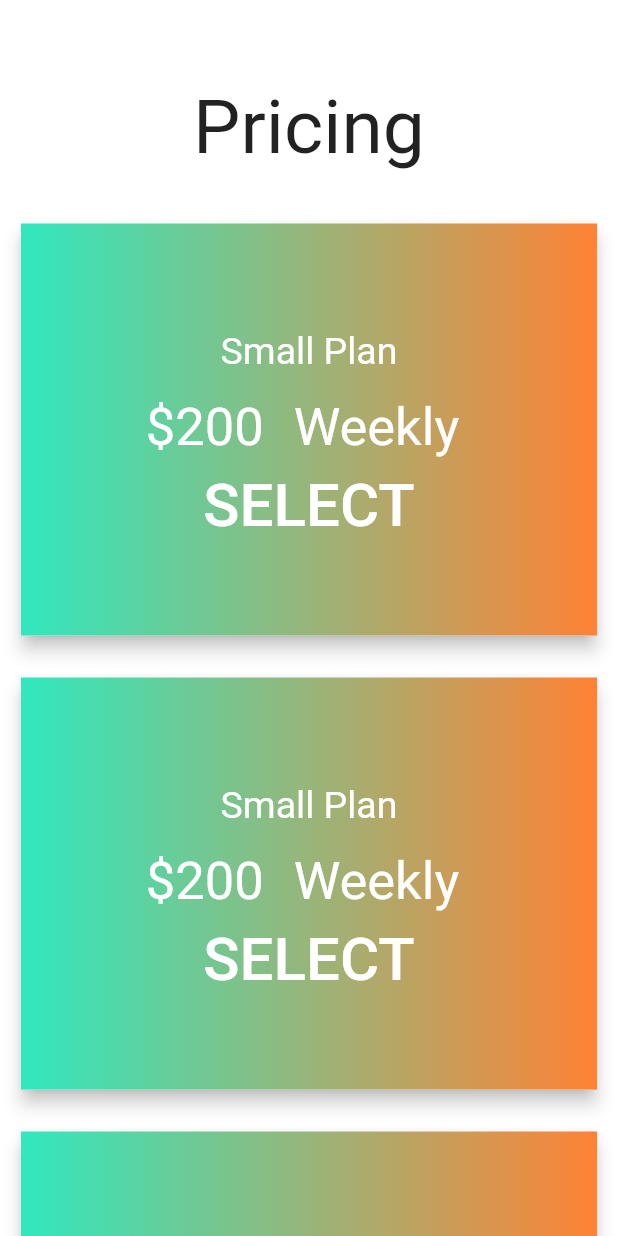
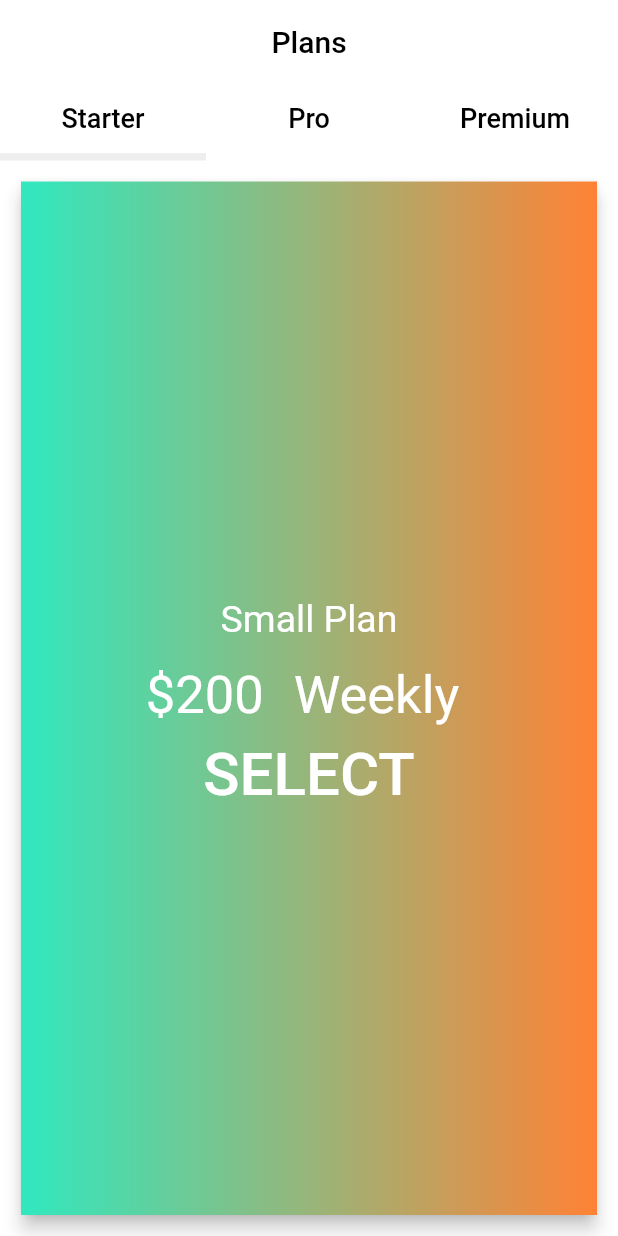
Before and after one commit to Madhav008/royal_trade, a Flutter app: the screen it shows after launch, after a tap on "VIP Signal", on a phone screen of 412 x 824 dp. Run offline on Flutter 3.47's test engine with Material 2 defaults, Android fonts, the light colour scheme and no system bars; our stand-ins replace cloud_firestore, firebase_auth, firebase_core, get, google_fonts, google_sign_in and 1 more; accounts and stored records are empty; network calls fail.

Commit message:
Ui Phase One

```diff
--- a/lib/screen/plans_screen.dart
+++ b/lib/screen/plans_screen.dart
@@ -6,25 +6,57 @@ import 'package:royaltrade/services/plan_services.dart';
 class PlansScreen extends StatelessWidget {
   PlansFirestore plans = PlansFirestore();
   String userId = '58kh0ywWMWWUE0dFLnjdq8P9Ky13';
+
   @override
   Widget build(BuildContext context) {
-    return Scaffold(
-        backgroundColor: Colors.white,
-        appBar: AppBar(
+    return DefaultTabController(
+      length: 3,
+      child: Scaffold(
           backgroundColor: Colors.white,
-          elevation: 0,
-        ),
-        body: SingleChildScrollView(
-          child: Column(
-            mainAxisAlignment: MainAxisAlignment.start,
+          appBar: AppBar(
+            centerTitle: true,
+            title: Text(
+              "Plans",
+              style: TextStyle(color: Colors.black),
+            ),
+            backgroundColor: Colors.white,
+            elevation: 0,
+            bottom: TabBar(
+              indicatorColor: Colors.grey[200],
+              indicatorWeight: 5.0,
+              isScrollable: false,
+              tabs: [
+                Container(
+                  child: Tab(
+                    child: Text(
+                      "Starter",
+                      style: TextStyle(fontSize: 18,color: Colors.black),
+                    ),
+                  ),
+                ),
+                Container(
+                  child: Tab(
+                    child: Text(
+                      "Pro",
+                      style: TextStyle(fontSize: 18,color: Colors.black),
+                    ),
+                  ),
+                ),
+                Container(
+                  child: Tab(
+                    child: Text(
+                      "Premium",
+                      style: TextStyle(fontSize: 18,color: Colors.black),
+                    ),
+                  ),
+                ),
+              ],
+            ),
+          ),
+
+          body: TabBarView(
+
             children: [
-              Padding(
-                padding: const EdgeInsets.only(left: 0.0, bottom: 20),
-                child: Text(
-                  'Pricing',
-                  style: TextStyle(fontSize: 50),
-                ),
-              ),
               GestureDetector(
                 onTap: () {
                   var date = DateTime.now().add(Duration(days: 7));
@@ -64,8 +96,8 @@ class PlansScreen extends StatelessWidget {
                   },
                   child: PlansWidget()),
             ],
-          ),
-        ));
+          )),
+    );
   }
 }
 
--- a/lib/widget/Card.dart
+++ b/lib/widget/Card.dart
@@ -8,30 +8,48 @@ class CardWidget extends StatelessWidget {
     return Padding(
       padding: const EdgeInsets.all(8.0),
       child: Card(
-          shape: RoundedRectangleBorder(
-            borderRadius: BorderRadius.circular(10),
-          ),
-          color: Color(0xff1F375D),
+        // shape: RoundedRectangleBorder(
+        //   borderRadius: BorderRadius.circular(20),
+        // ),
+          color: Color(0xff232946),
           child: Container(
+            decoration: BoxDecoration(
+
+              image: DecorationImage(image: AssetImage('images/adx.png',),fit: BoxFit.cover),
+              borderRadius: BorderRadius.only(topRight:  Radius.circular(40),bottomLeft:  Radius.circular(40)),
+
+
+            ),
+
             height: 100,
             child: Row(
+              mainAxisAlignment: MainAxisAlignment.end,
               children: [
+                // Padding(
+                //   padding: const EdgeInsets.all(8.0),
+                //   child: CircleAvatar(
+                //     backgroundImage: AssetImage('images/bitcoin.jpg'),
+                //     radius: 40,
+                //   ),
+                // ),
                 Padding(
-                  padding: const EdgeInsets.all(8.0),
-                  child: CircleAvatar(
-                    backgroundImage: AssetImage('images/bitcoin.jpg'),
-                    radius: 40,
+                  padding: const EdgeInsets.only(left: 50),
+                  child:
+                  Text(
+                    name,
+                    style: TextStyle(color: Colors.white, fontSize: 20,fontWeight: FontWeight.bold),
                   ),
                 ),
                 Padding(
-                  padding: const EdgeInsets.all(8.0),
-                  child: Text(
-                   name,
-                    style: TextStyle(color: Colors.white, fontSize: 20),
+                  padding: const EdgeInsets.only(left: 5),
+                  child:
+                  Icon(
+                      Icons.ac_unit
                   ),
                 ),
-                SizedBox(width: 90,),
-
+                SizedBox(
+                  width: 90,
+                ),
               ],
             ),
           )),
```
Also changed, not shown: lib/widget/closed_signal.dart (+41 -3 lines), lib/widget/signal_widget.dart (+33 -7 lines), pubspec.lock.
